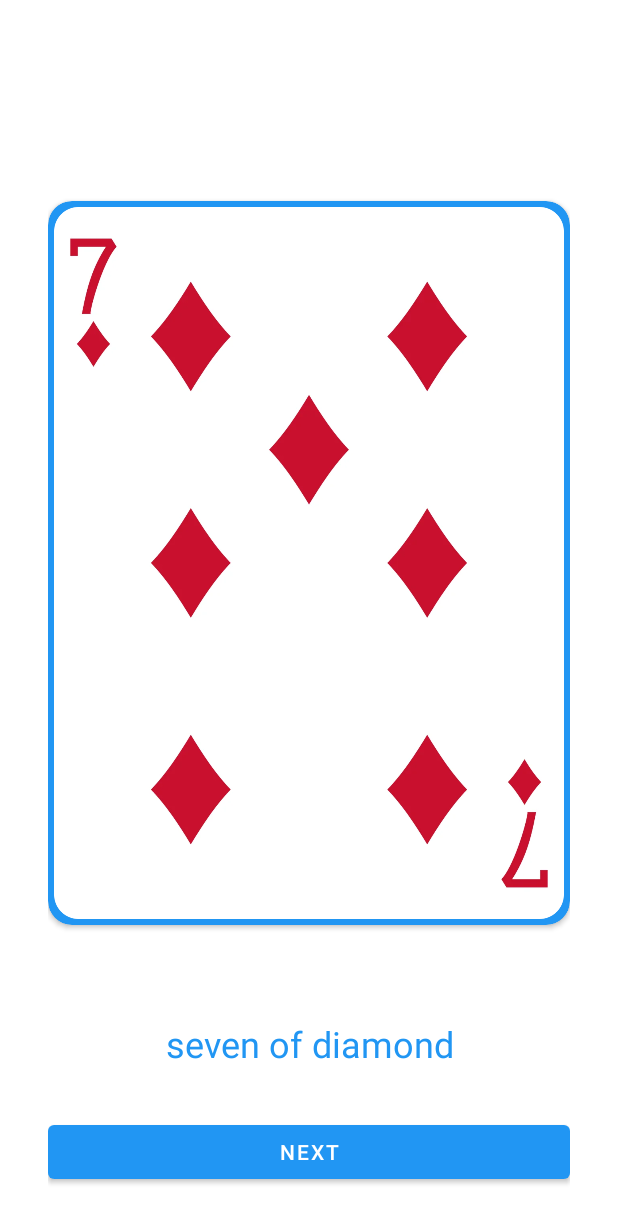
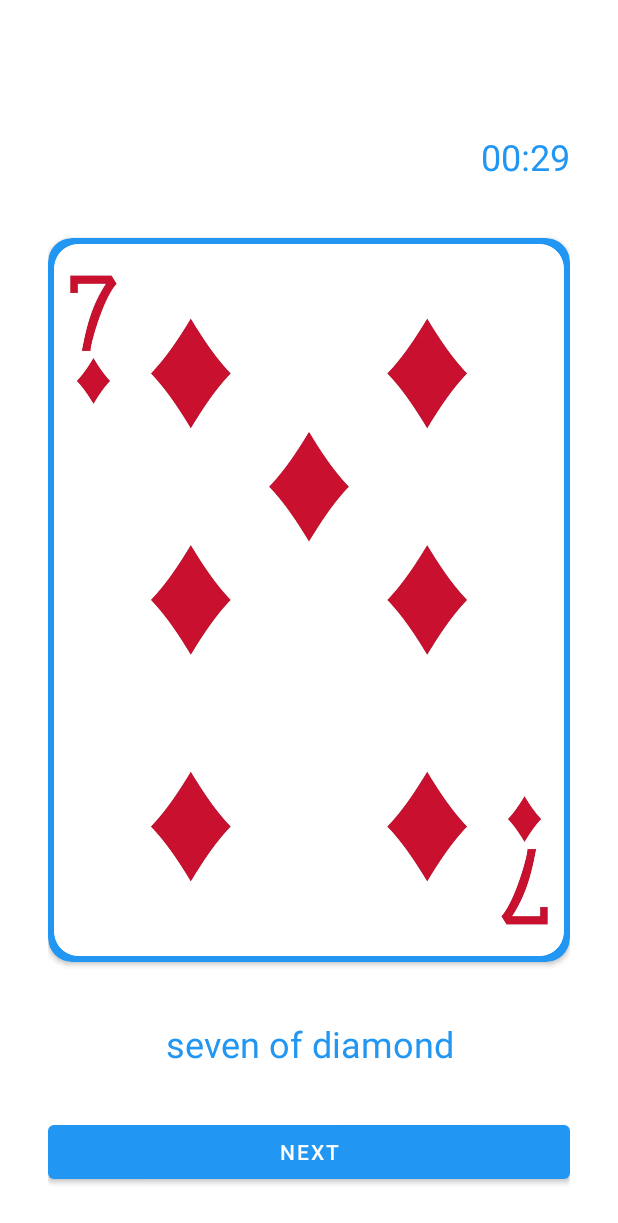
Before and after one commit to trinhan-nguyen/Brainartist, an Android app: the CardFragment screen opened through its navigation route, on a phone screen of 412 x 824 dp. Shown: the top 1223 px of the screen. Run offline under Robolectric (Android 15) with nearby library versions, the light colour scheme and no system bars; our stand-ins replace data binding; 1 statement that could not run was skipped.

Commit message:
Add Timer: add timer

```diff
--- a/app/src/main/java/com/paw/brainartist/view/card/CardFragment.kt
+++ b/app/src/main/java/com/paw/brainartist/view/card/CardFragment.kt
@@ -47,6 +47,10 @@ class CardFragment: Fragment() {
             }
         })
 
+        viewModel.remainingTime.observe(viewLifecycleOwner, Observer { remainingTime ->
+            binding.timerText.text = remainingTime
+        })
+
         return binding.root
     }
 }
--- a/app/src/main/java/com/paw/brainartist/view/card/CardViewModel.kt
+++ b/app/src/main/java/com/paw/brainartist/view/card/CardViewModel.kt
@@ -1,5 +1,7 @@
 package com.paw.brainartist.view.card
 
+import android.os.CountDownTimer
+import android.text.format.DateUtils
 import androidx.lifecycle.LiveData
 import androidx.lifecycle.MutableLiveData
 import androidx.lifecycle.ViewModel
@@ -7,6 +9,12 @@ import com.paw.brainartist.model.CardDeck
 import com.paw.brainartist.model.PlayingCard
 
 class CardViewModel: ViewModel() {
+    companion object {
+        private const val DONE = 0L
+        private const val ONE_SECOND = 1000L
+        private const val COUNT_DOWN_TIME = 30000L
+    }
+
     private val cardDeck = CardDeck()
     private val _card = MutableLiveData<PlayingCard>()
     val card: LiveData<PlayingCard>
@@ -14,11 +22,27 @@ class CardViewModel: ViewModel() {
     private val _eventFinishMemorizing = MutableLiveData<Boolean>()
     val eventFinishMemorizing: LiveData<Boolean>
         get() = _eventFinishMemorizing
+    private val timer: CountDownTimer
+    private val _remainingTime = MutableLiveData<String>()
+    val remainingTime: LiveData<String>
+        get() = _remainingTime
 
     init {
         _eventFinishMemorizing.value = false
         cardDeck.shuffle()
         onNext()
+        timer = object: CountDownTimer(COUNT_DOWN_TIME, ONE_SECOND) {
+            override fun onTick(milliUntilFinished: Long) {
+                val secondsUntilFinished = milliUntilFinished / ONE_SECOND
+                _remainingTime.value = DateUtils.formatElapsedTime(secondsUntilFinished)
+            }
+
+            override fun onFinish() {
+                _remainingTime.value = DateUtils.formatElapsedTime(DONE)
+                _eventFinishMemorizing.value = true
+            }
+        }
+        timer.start()
     }
 
     fun onNext() {
--- a/app/src/main/res/layout/fragment_card.xml
+++ b/app/src/main/res/layout/fragment_card.xml
@@ -9,12 +9,22 @@
         android:padding="@dimen/margin_large"
         tools:context=".view.card.CardFragment">
 
+        <TextView
+            android:id="@+id/timer_text"
+            android:layout_width="wrap_content"
+            android:layout_height="wrap_content"
+            android:textAppearance="?attr/textAppearanceHeadline5"
+            android:textColor="?attr/colorPrimary"
+            app:layout_constraintEnd_toEndOf="parent"
+            app:layout_constraintTop_toTopOf="parent"
+            tools:text="@string/app_name" />
+
         <FrameLayout
             android:layout_width="match_parent"
             android:layout_height="0dp"
-            android:layout_marginBottom="@dimen/margin_medium"
+            android:layout_marginVertical="@dimen/margin_medium"
             app:layout_constraintBottom_toTopOf="@id/card_text"
-            app:layout_constraintTop_toTopOf="parent">
+            app:layout_constraintTop_toBottomOf="@id/timer_text">
 
             <androidx.cardview.widget.CardView
                 android:layout_width="wrap_content"
@@ -40,8 +50,8 @@
             android:layout_height="wrap_content"
             android:layout_marginBottom="@dimen/margin_large"
             android:gravity="center"
+            android:textAppearance="?attr/textAppearanceHeadline5"
             android:textColor="?attr/colorPrimary"
-            android:textAppearance="?attr/textAppearanceHeadline5"
             app:layout_constraintBottom_toTopOf="@id/next_button"
             tools:text="@string/app_name" />
 
```
